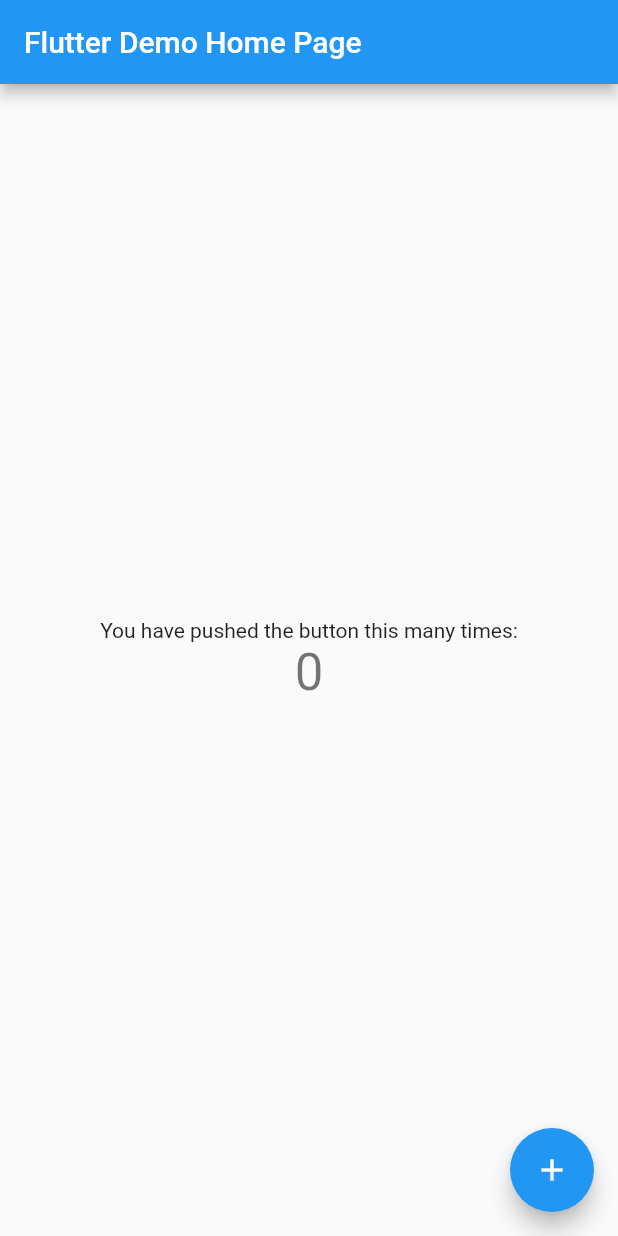
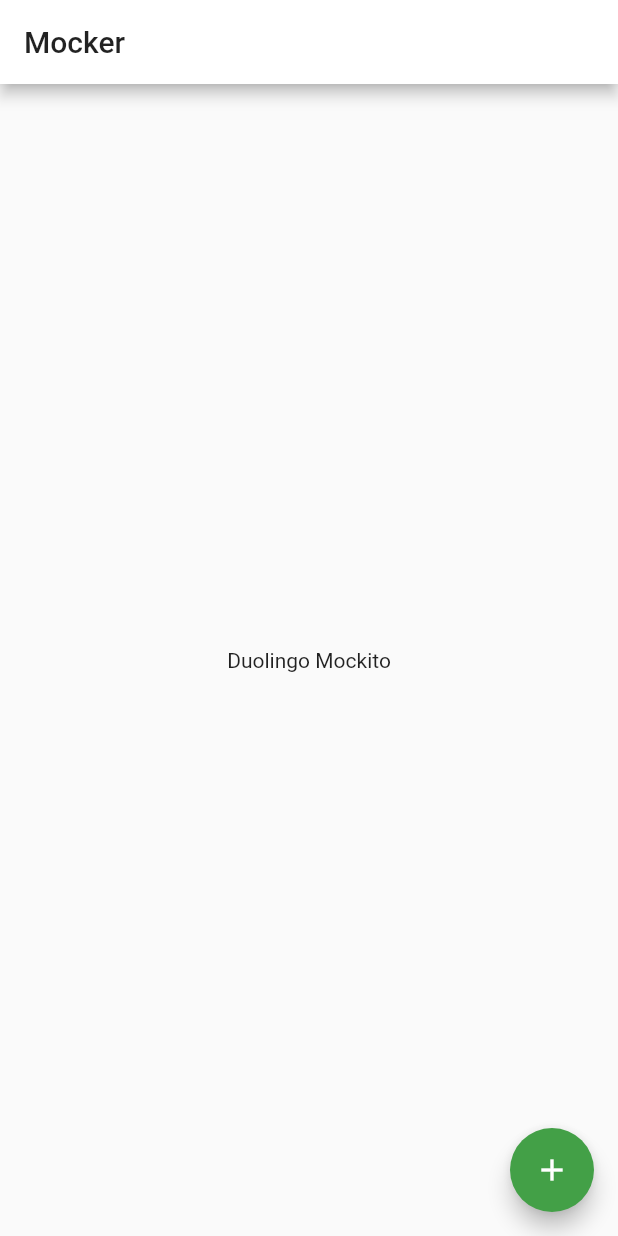
Before and after one commit to Besuf/lesan, a Flutter app: the screen it shows after launch, on a phone screen of 412 x 824 dp. Run offline on Flutter 3.47's test engine with Material 2 defaults, Android fonts, the light colour scheme and no system bars; Roboto replaces fonts that are missing (Georgia, Hind).

Commit message:
Mockito initial commit

```diff
--- a/lib/main.dart
+++ b/lib/main.dart
@@ -1,111 +1,32 @@
 import 'package:flutter/material.dart';
+import 'package:lesan/screens/home_screen.dart';
 
 void main() => runApp(MyApp());
 
 class MyApp extends StatelessWidget {
-  // This widget is the root of your application.
   @override
   Widget build(BuildContext context) {
     return MaterialApp(
-      title: 'Flutter Demo',
       theme: ThemeData(
-        // This is the theme of your application.
-        //
-        // Try running your application with "flutter run". You'll see the
-        // application has a blue toolbar. Then, without quitting the app, try
-        // changing the primarySwatch below to Colors.green and then invoke
-        // "hot reload" (press "r" in the console where you ran "flutter run",
-        // or simply save your changes to "hot reload" in a Flutter IDE).
-        // Notice that the counter didn't reset back to zero; the application
-        // is not restarted.
-        primarySwatch: Colors.blue,
+        brightness: Brightness.light,
+        primaryColor: Colors.white,
+        accentColor: Colors.green[600],
+
+        // Define the default font family.
+        fontFamily: 'Georgia',
+
+        // Define the default TextTheme. Use this to specify the default
+        // text styling for headlines, titles, bodies of text, and more.
+        textTheme: TextTheme(
+          headline: TextStyle(fontSize: 72.0, fontWeight: FontWeight.bold),
+          title: TextStyle(fontSize: 36.0,),
+          body1: TextStyle(fontSize: 14.0, fontFamily: 'Hind', color: Colors.black87),
+        ),
       ),
-      home: MyHomePage(title: 'Flutter Demo Home Page'),
+      initialRoute: HomeScreen.routeName,
+      routes: {
+        HomeScreen.routeName: (_) => HomeScreen()
+      },
     );
   }
 }
-
-class MyHomePage extends StatefulWidget {
-  MyHomePage({Key key, this.title}) : super(key: key);
-
-  // This widget is the home page of your application. It is stateful, meaning
-  // that it has a State object (defined below) that contains fields that affect
-  // how it looks.
-
-  // This class is the configuration for the state. It holds the values (in this
-  // case the title) provided by the parent (in this case the App widget) and
-  // used by the build method of the State. Fields in a Widget subclass are
-  // always marked "final".
-
-  final String title;
-
-  @override
-  _MyHomePageState createState() => _MyHomePageState();
-}
-
-class _MyHomePageState extends State<MyHomePage> {
-  int _counter = 0;
-
-  void _incrementCounter() {
-    setState(() {
-      // This call to setState tells the Flutter framework that something has
-      // changed in this State, which causes it to rerun the build method below
-      // so that the display can reflect the updated values. If we changed
-      // _counter without calling setState(), then the build method would not be
-      // called again, and so nothing would appear to happen.
-      _counter++;
-    });
-  }
-
-  @override
-  Widget build(BuildContext context) {
-    // This method is rerun every time setState is called, for instance as done
-    // by the _incrementCounter method above.
-    //
-    // The Flutter framework has been optimized to make rerunning build methods
-    // fast, so that you can just rebuild anything that needs updating rather
-    // than having to individually change instances of widgets.
-    return Scaffold(
-      appBar: AppBar(
-        // Here we take the value from the MyHomePage object that was created by
-        // the App.build method, and use it to set our appbar title.
-        title: Text(widget.title),
-      ),
-      body: Center(
-        // Center is a layout widget. It takes a single child and positions it
-        // in the middle of the parent.
-        child: Column(
-          // Column is also a layout widget. It takes a list of children and
-          // arranges them vertically. By default, it sizes itself to fit its
-          // children horizontally, and tries to be as tall as its parent.
-          //
-          // Invoke "debug painting" (press "p" in the console, choose the
-          // "Toggle Debug Paint" action from the Flutter Inspector in Android
-          // Studio, or the "Toggle Debug Paint" command in Visual Studio Code)
-          // to see the wireframe for each widget.
-          //
-          // Column has various properties to control how it sizes itself and
-          // how it positions its children. Here we use mainAxisAlignment to
-          // center the children vertically; the main axis here is the vertical
-          // axis because Columns are vertical (the cross axis would be
-          // horizontal).
-          mainAxisAlignment: MainAxisAlignment.center,
-          children: <Widget>[
-            Text(
-              'You have pushed the button this many times:',
-            ),
-            Text(
-              '$_counter',
-              style: Theme.of(context).textTheme.display1,
-            ),
-          ],
-        ),
-      ),
-      floatingActionButton: FloatingActionButton(
-        onPressed: _incrementCounter,
-        tooltip: 'Increment',
-        child: Icon(Icons.add),
-      ), // This trailing comma makes auto-formatting nicer for build methods.
-    );
-  }
-}
--- /dev/null
+++ b/lib/sample.dart
@@ -0,0 +1,7 @@
+enum Themes {DARK, LIGHT}
+
+void main() {
+  final theme = Themes.DARK;
+
+  print(theme);
+}
--- /dev/null
+++ b/lib/screens/home_screen.dart
@@ -0,0 +1,21 @@
+import 'package:flutter/material.dart';
+
+class HomeScreen extends StatelessWidget {
+  static const routeName = 'home_screen';
+
+  @override
+  Widget build(BuildContext context) {
+    return Scaffold(
+      appBar: AppBar(
+        title: Text('Mocker')
+      ),
+      body: Center(
+        child: Text('Duolingo Mockito'),
+      ),
+      floatingActionButton: FloatingActionButton(
+        child: Icon(Icons.add),
+        onPressed: () {},
+      ),
+    );
+  }
+}
```
Also changed, not shown: pubspec.yaml (+4 -4 lines), pubspec.lock, 2 other files.
